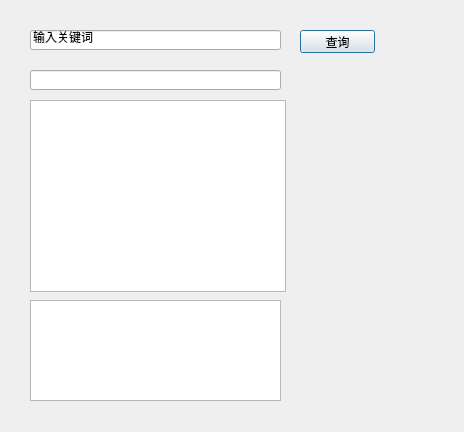
Before: the Qt Designer form dialog.ui in JunguangJiang/DataMining, drawn with Qt 5.
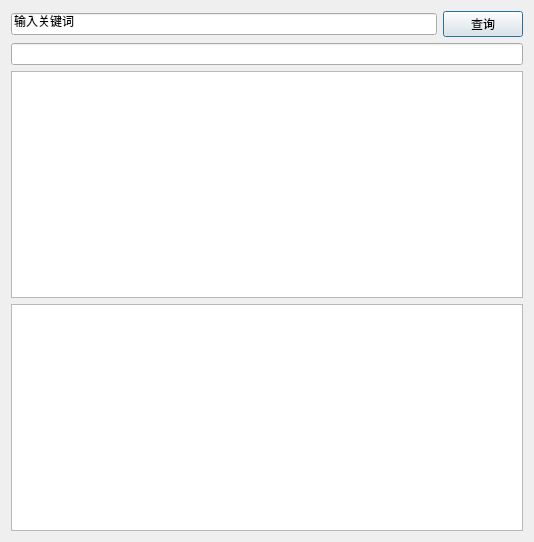
After: the same form once the commit is applied.

Patch:
```diff
--- a/dialog.ui
+++ b/dialog.ui
@@ -6,78 +6,50 @@
    <rect>
     <x>0</x>
     <y>0</y>
-    <width>464</width>
-    <height>432</height>
+    <width>534</width>
+    <height>542</height>
    </rect>
   </property>
   <property name="windowTitle">
    <string>Dialog</string>
   </property>
-  <widget class="QPushButton" name="queryButton">
-   <property name="geometry">
-    <rect>
-     <x>300</x>
-     <y>30</y>
-     <width>75</width>
-     <height>23</height>
-    </rect>
-   </property>
-   <property name="text">
-    <string>查询</string>
-   </property>
-  </widget>
+  <layout class="QVBoxLayout" name="verticalLayout">
+   <item>
+    <layout class="QHBoxLayout" name="horizontalLayout">
+     <item>
   <widget class="QLineEdit" name="wordsInputEdit">
-   <property name="geometry">
-    <rect>
-     <x>30</x>
-     <y>30</y>
-     <width>251</width>
-     <height>20</height>
-    </rect>
-   </property>
    <property name="text">
     <string>输入关键词</string>
    </property>
   </widget>
+     </item>
+     <item>
+      <widget class="QPushButton" name="queryButton">
+       <property name="text">
+        <string>查询</string>
+       </property>
+      </widget>
+     </item>
+    </layout>
+   </item>
+   <item>
   <widget class="QLineEdit" name="resultEdit">
-   <property name="geometry">
-    <rect>
-     <x>30</x>
-     <y>70</y>
-     <width>251</width>
-     <height>20</height>
-    </rect>
-   </property>
    <property name="readOnly">
     <bool>true</bool>
    </property>
   </widget>
-  <widget class="QPlainTextEdit" name="detailedResultEdit">
-   <property name="geometry">
-    <rect>
-     <x>30</x>
-     <y>300</y>
-     <width>251</width>
-     <height>101</height>
-    </rect>
-   </property>
-   <property name="readOnly">
-    <bool>true</bool>
-   </property>
-  </widget>
+   </item>
+   <item>
   <widget class="QListView" name="detailedListView">
-   <property name="geometry">
-    <rect>
-     <x>30</x>
-     <y>100</y>
-     <width>256</width>
-     <height>192</height>
-    </rect>
-   </property>
    <property name="editTriggers">
     <set>QAbstractItemView::NoEditTriggers</set>
    </property>
   </widget>
+   </item>
+   <item>
+    <widget class="QTextEdit" name="detailedResultEdit"/>
+   </item>
+  </layout>
  </widget>
  <layoutdefault spacing="6" margin="11"/>
  <resources/>
```
Lines whose indentation alone changed are shown as unchanged.
